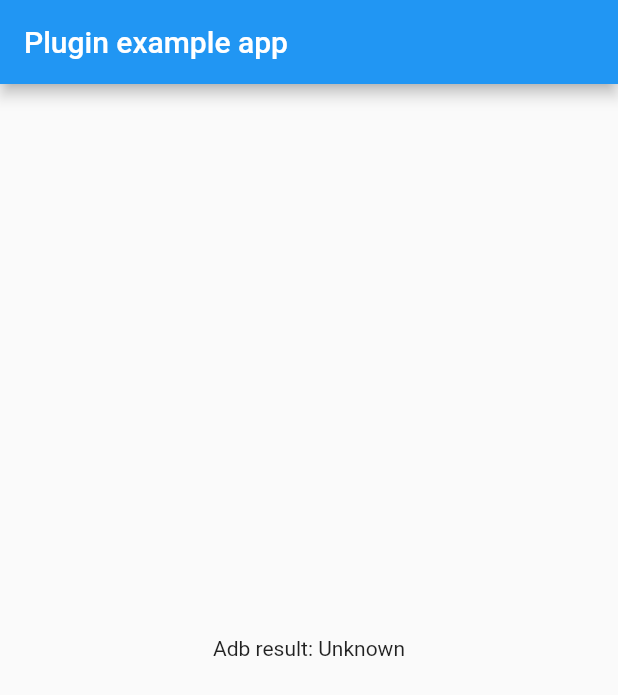
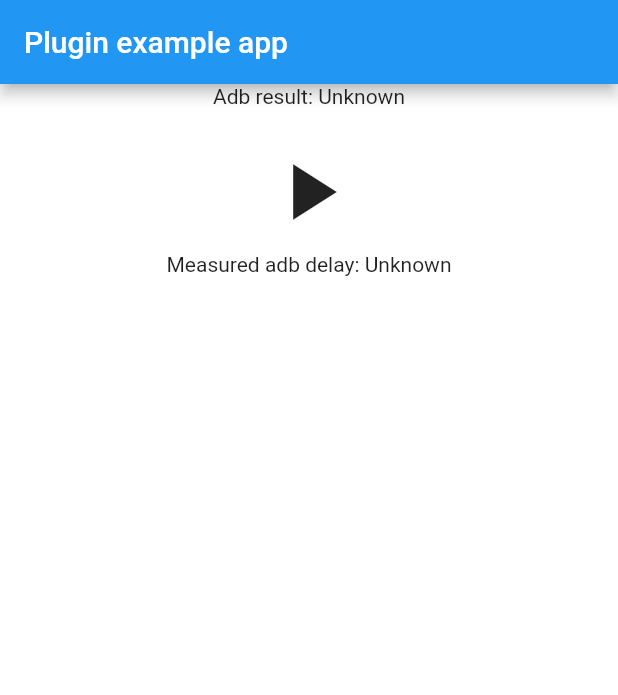
Before and after one commit to Jellepepe/flutter_adb, a Flutter app: the screen it shows after launch, on a phone screen of 412 x 824 dp. Shown: the top 695 px of the screen. Run offline on Flutter 3.47's test engine with Material 2 defaults, Android fonts, the phone set to English and light mode, and no system bars.

```diff
--- a/adb/example/lib/main.dart
+++ b/adb/example/lib/main.dart
@@ -14,22 +14,24 @@ class MyApp extends StatefulWidget {
 }
 
 class _MyAppState extends State<MyApp> {
-  String _platformVersion = 'Unknown';
+  String _adbResponse = 'Unknown';
+  Color _color = Colors.white;
+  Stopwatch _sw = new Stopwatch();
+  int _delay = 0;
 
   @override
   void initState() {
     super.initState();
-    initPlatformState();
   }
 
   // Platform messages are asynchronous, so we initialize in an async method.
-  Future<void> initPlatformState() async {
-    String platformVersion;
+  Future<void> sendAdbCommand(String command) async {
+    String adbResponse;
     // Platform messages may fail, so we use a try/catch PlatformException.
     try {
-      platformVersion = await Adb.attemptAdb;
+      adbResponse = await Adb.attemptAdb(command);
     } on PlatformException {
-      platformVersion = 'Failed to get platform version.';
+      adbResponse = 'Failed to get platform version.';
     }
 
     // If the widget was removed from the tree while the asynchronous platform
@@ -38,7 +40,7 @@ class _MyAppState extends State<MyApp> {
     if (!mounted) return;
 
     setState(() {
-      _platformVersion = platformVersion;
+      _adbResponse = adbResponse;
     });
   }
 
@@ -46,13 +48,49 @@ class _MyAppState extends State<MyApp> {
   Widget build(BuildContext context) {
     return MaterialApp(
       home: Scaffold(
+        backgroundColor: _color,
         appBar: AppBar(
           title: const Text('Plugin example app'),
         ),
-        body: Center(
-          child: Text('Adb result: $_platformVersion\n'),
+        body: Stack(
+          fit: StackFit.expand,
+          children: [
+            RawMaterialButton(
+              onPressed: () {
+                setState(() {
+                  _delay = _sw.elapsedMilliseconds;
+                  _sw.stop();
+                  _sw.reset();
+                  _color = Colors.green;
+                  Future.delayed(Duration(seconds: 2)).then(
+                    (_) => setState(() {
+                    _color = Colors.white;
+                    }));
+                });
+              },
+            ),
+            Column(
+              children: [
+                Center(
+                  child: Text('Adb result: $_adbResponse\n'),
+                ),
+                IconButton(
+                  icon: Icon(Icons.play_arrow),
+                  iconSize: 64,
+                  onPressed: () {
+                    _delay = 0;
+                    _sw.start();
+                    sendAdbCommand("input tap 300 300");
+                  }
+                ),
+                Center(
+                  child: Text('Measured adb delay: ' + ((_delay == 0) ? "Unknown" : _delay.toString() + 'ms') + '\n'),
+                ),
+              ]
+            ),
+          ]
         ),
-      ),
+      )
     );
   }
 }
--- a/adb/lib/adb.dart
+++ b/adb/lib/adb.dart
@@ -12,8 +12,8 @@ class Adb {
     return version;
   }
 
-  static Future<String> get attemptAdb async {
-    final String adbResult = await _channel.invokeMethod('attemptAdb');
+  static Future<String> attemptAdb(String command) async {
+    final String adbResult = await _channel.invokeMethod('attemptAdb',{'command':command});
     return adbResult;
   }
 }
```
Also changed, not shown: 4 other files.
